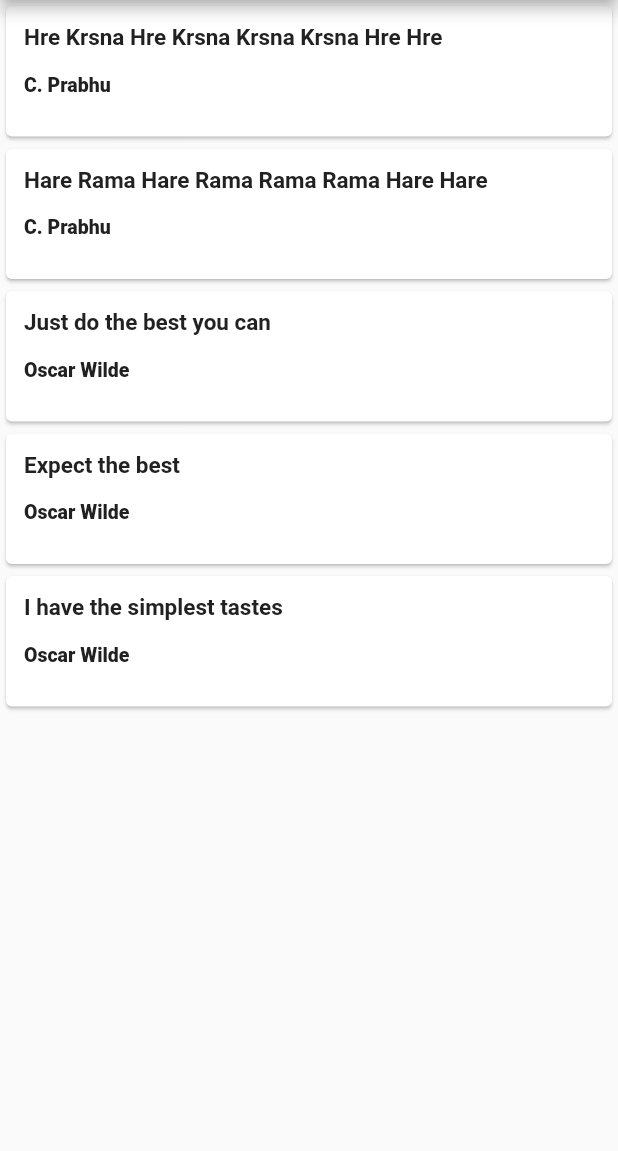
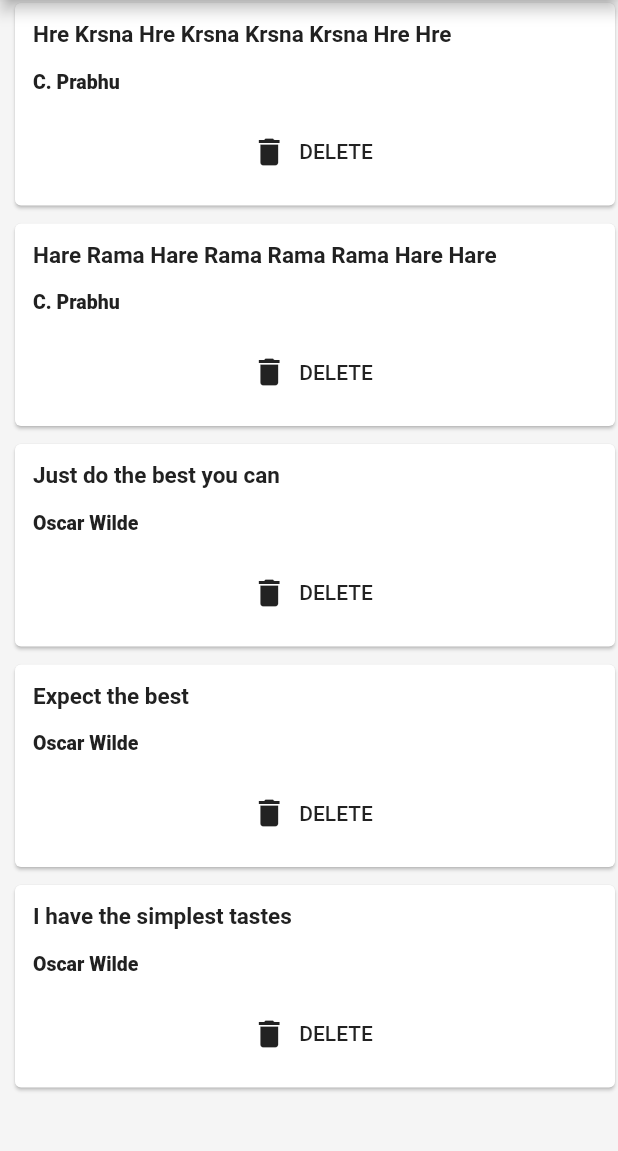
Before and after one commit to uditswaroopa/Flutter-Apps, a Flutter app: the screen it shows after launch, on a phone screen of 412 x 824 dp, the part 84-1235 px from its top. Run offline on Flutter 3.47's test engine with Material 2 defaults, Android fonts, the phone set to English and light mode, and no system bars.

Commit message:
All Final Commits

```diff
--- /dev/null
+++ b/lib/Card.dart
@@ -0,0 +1,45 @@
+import 'package:flutter/material.dart';
+import 'package:quotes/quotes.dart';
+
+class QuoteCard extends StatelessWidget {
+  final Quotes quote;
+  final Function delete;
+
+  QuoteCard({this.quote,this.delete});
+
+  @override
+  Widget build(BuildContext context) {
+    return Card(
+      margin: EdgeInsets.fromLTRB(10,2,2,10),
+      child: Padding(
+      padding: const EdgeInsets.all(12.0),
+      child: Column(
+        crossAxisAlignment: CrossAxisAlignment.stretch,
+        children: <Widget>[
+          Text(
+            quote.q,
+            style: TextStyle(
+              fontSize: 15.0,
+              fontWeight: FontWeight.w700,
+              color: Colors.grey[900]
+            ),
+          ),
+          SizedBox(height: 15),
+          Text(quote.author,
+            style: TextStyle(
+              fontSize: 13.0,
+              fontWeight: FontWeight.w900,
+              color: Colors.grey[900]
+            ),
+          ),
+          SizedBox(height: 15),
+          FlatButton.icon(
+            onPressed: delete,
+            label: Text('DELETE'),
+            icon: Icon(Icons.delete),
+          )
+        ],
+      ),
+    ));
+  }
+}
--- a/lib/main.dart
+++ b/lib/main.dart
@@ -1,4 +1,5 @@
 import 'package:flutter/material.dart';
+import 'package:quotes/Card.dart';
 import 'package:quotes/quotes.dart';
 
 void main() {
@@ -11,36 +12,6 @@ class Home extends StatefulWidget {
 }
 
 class _HomeState extends State<Home> {
-
-  Widget quoteTempelate(quote) {
-    return Card(
-        child: Padding(
-      padding: const EdgeInsets.all(12.0),
-      child: Column(
-        crossAxisAlignment: CrossAxisAlignment.stretch,
-        children: <Widget>[
-          Text(
-            quote.q,
-            style: TextStyle(
-              fontSize: 15.0,
-              fontWeight: FontWeight.w700,
-              color: Colors.grey[900]
-            ),
-          ),
-          SizedBox(height: 15),
-          Text(quote.author,
-            style: TextStyle(
-              fontSize: 13.0,
-              fontWeight: FontWeight.w900,
-              color: Colors.grey[900]
-            ),
-          ),
-          SizedBox(height: 15),
-        ],
-      ),
-    ));
-  }
-
   List<Quotes> quotes = [
     Quotes(q: 'Hre Krsna Hre Krsna Krsna Krsna Hre Hre', author: 'C. Prabhu'),
     Quotes(q: 'Hare Rama Hare Rama Rama Rama Hare Hare', author: 'C. Prabhu'),
@@ -53,10 +24,21 @@ class _HomeState extends State<Home> {
   Widget build(BuildContext context) {
     return MaterialApp(
       home: Scaffold(
+        backgroundColor: Colors.grey[100],
         appBar: AppBar(title: Text('Quotes')),
         body: Column(
           crossAxisAlignment: CrossAxisAlignment.start,
-          children: quotes.map((e) => quoteTempelate(e)).toList(),
+          children: quotes
+              .map(
+                (e) => QuoteCard(
+                  quote: e,
+                  delete: () {
+                    setState(() {
+                      quotes.remove(e);
+                    });
+                  },
+                ),
+              ).toList(),
         ),
       ),
     );
--- a/lib/quotes.dart
+++ b/lib/quotes.dart
@@ -3,5 +3,4 @@ class Quotes{
   String author;
 
   Quotes({this.q,this.author});
-
 }
```
